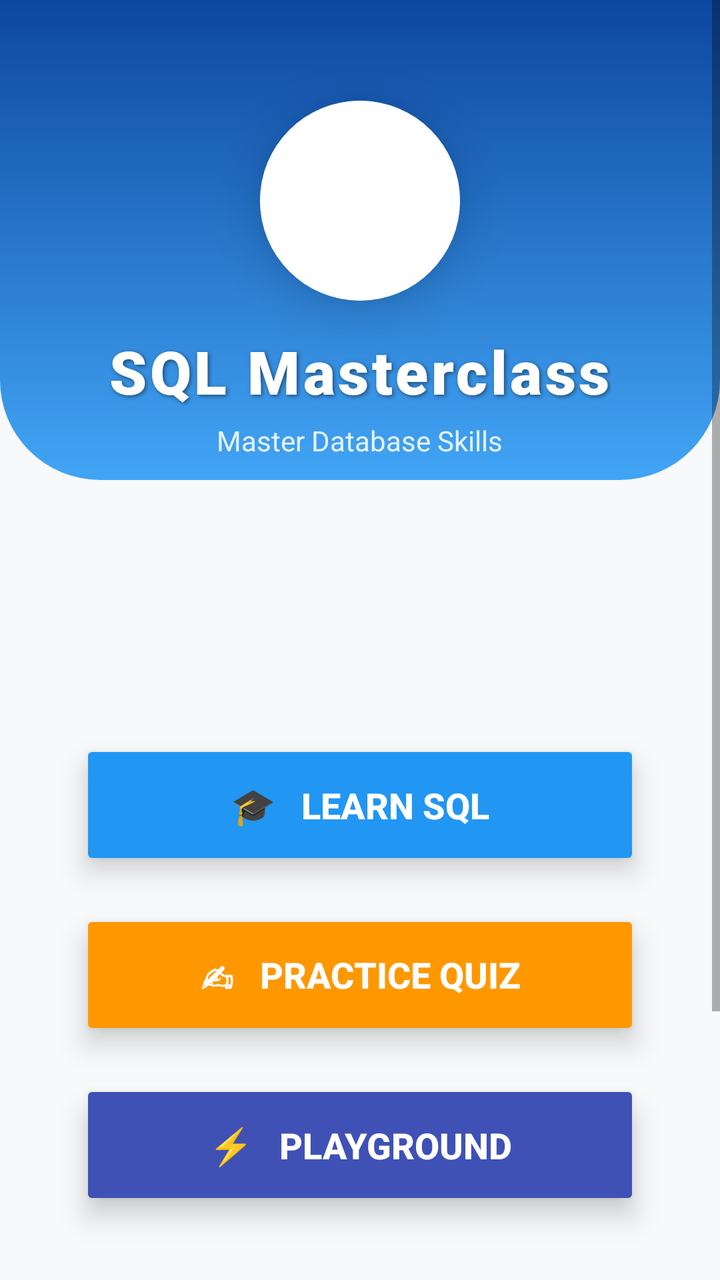
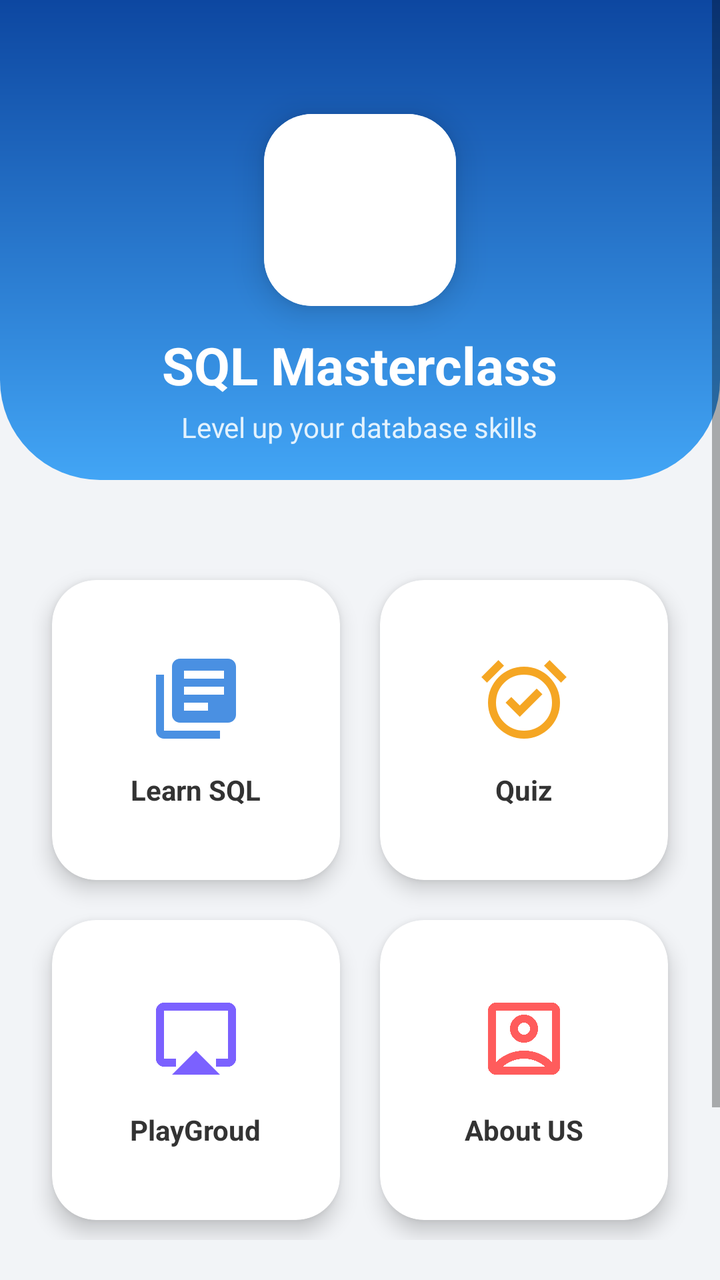

Two renders of the same Android screen: before a commit and after it. Below are the layout's source before the change and the commit's diff.
<!-- AndroidManifest.xml: application theme Theme.AppCompat.Light.NoActionBar -->
<!-- res/layout/activity_main.xml -->
<?xml version="1.0" encoding="utf-8"?>
<ScrollView xmlns:android="http://schemas.android.com/apk/res/android"
    xmlns:app="http://schemas.android.com/apk/res-auto"
    android:layout_width="match_parent"
    android:layout_height="match_parent"
    android:background="#F8F9FA"
    android:fillViewport="true"
    android:fitsSystemWindows="true">

    <LinearLayout
        android:layout_width="match_parent"
        android:layout_height="wrap_content"
        android:orientation="vertical"
        android:gravity="center_horizontal"
        android:paddingBottom="40dp">

        <FrameLayout
            android:layout_width="match_parent"
            android:layout_height="280dp"
            android:layout_marginBottom="30dp">

            <View
                android:layout_width="match_parent"
                android:layout_height="240dp"
                android:background="@drawable/bg_header_gradient" />

            <LinearLayout
                android:layout_width="match_parent"
                android:layout_height="match_parent"
                android:orientation="vertical"
                android:gravity="center">

                <androidx.cardview.widget.CardView
                    android:layout_width="100dp"
                    android:layout_height="100dp"
                    app:cardCornerRadius="50dp"
                    app:cardElevation="15dp"
                    android:layout_marginBottom="15dp">

                    <ImageView
                        android:layout_width="match_parent"
                        android:layout_height="match_parent"
                        android:src="@mipmap/ic_launcher"
                        android:background="#FFFFFF"
                        android:padding="15dp"/>
                </androidx.cardview.widget.CardView>

                <TextView
                    android:layout_width="wrap_content"
                    android:layout_height="wrap_content"
                    android:text="SQL Masterclass"
                    android:textSize="30sp"
                    android:fontFamily="sans-serif-black"
                    android:textStyle="bold"
                    android:textColor="#FFFFFF"
                    android:letterSpacing="0.05"
                    android:shadowColor="#80000000"
                    android:shadowDx="2"
                    android:shadowDy="2"
                    android:shadowRadius="5"/>

                <TextView
                    android:layout_width="wrap_content"
                    android:layout_height="wrap_content"
                    android:text="Master Database Skills"
                    android:textColor="#E3F2FD"
                    android:textSize="14sp"
                    android:layout_marginTop="5dp"/>
            </LinearLayout>
        </FrameLayout>

        <LinearLayout
            android:id="@+id/buttonContainer"
            android:layout_width="match_parent"
            android:layout_height="wrap_content"
            android:layout_marginTop="60dp"
            android:animateLayoutChanges="true"
            android:gravity="center"
            android:orientation="vertical">

            <Button
                android:id="@+id/btnLearn"
                android:layout_width="280dp"
                android:layout_height="65dp"
                android:layout_marginBottom="20dp"
                android:backgroundTint="#2196F3"
                android:elevation="8dp"
                android:stateListAnimator="@null"
                android:text="🎓   Learn SQL"
                android:textColor="#FFFFFF"
                android:textSize="18sp"
                android:textStyle="bold"
                app:cornerRadius="32dp" />

            <Button
                android:id="@+id/btnPractice"
                android:layout_width="280dp"
                android:layout_height="65dp"
                android:layout_marginBottom="20dp"
                android:backgroundTint="#FF9800"
                android:elevation="8dp"
                android:stateListAnimator="@null"
                android:text="✍   Practice Quiz"
                android:textColor="#FFFFFF"
                android:textSize="18sp"
                android:textStyle="bold"
                app:cornerRadius="32dp" />

            <Button
                android:id="@+id/btnPlayground"
                android:layout_width="280dp"
                android:layout_height="65dp"
                android:layout_marginBottom="30dp"
                android:backgroundTint="#3F51B5"
                android:elevation="8dp"
                android:stateListAnimator="@null"
                android:text="⚡   Playground"
                android:textColor="#FFFFFF"
                android:textSize="18sp"
                android:textStyle="bold"
                app:cornerRadius="32dp" />

            <Button
                android:id="@+id/btnAbout"
                android:layout_width="220dp"
                android:layout_height="55dp"
                android:backgroundTint="#FFE8CC"
                android:elevation="4dp"
                android:stateListAnimator="@null"
                android:text="ℹ️  About Us"
                android:textColor="#BF360C"
                android:textSize="17sp"
                android:textStyle="bold"
                app:cornerRadius="28dp"
                app:strokeColor="#FFE0B2"
                app:strokeWidth="2dp" />

            <ImageView
                android:layout_width="120dp"
                android:layout_height="40dp"
                android:layout_marginTop="40dp"
                android:alpha="0.85"
                android:contentDescription="MU Logo"
                android:src="@drawable/mu_logo" />


        </LinearLayout>

    </LinearLayout>
</ScrollView>
<!-- resources referenced by this layout -->
<resources>
  <!-- unchanged entries left out for length: 3 -->
</resources>

<!-- the commit's change to res/layout/activity_main.xml (unified diff, before → after) -->
@@ -3,21 +3,18 @@
     xmlns:app="http://schemas.android.com/apk/res-auto"
     android:layout_width="match_parent"
     android:layout_height="match_parent"
-    android:background="#F8F9FA"
-    android:fillViewport="true"
-    android:fitsSystemWindows="true">
+    android:background="#F2F4F7"
+    android:fillViewport="true">
 
     <LinearLayout
         android:layout_width="match_parent"
-        android:layout_height="wrap_content"
-        android:orientation="vertical"
-        android:gravity="center_horizontal"
-        android:paddingBottom="40dp">
-
+        android:layout_height="match_parent"
+        android:orientation="vertical">
+
+        
         <FrameLayout
             android:layout_width="match_parent"
-            android:layout_height="280dp"
-            android:layout_marginBottom="30dp">
+            android:layout_height="280dp">
 
             <View
                 android:layout_width="match_parent"
@@ -27,124 +24,202 @@
             <LinearLayout
                 android:layout_width="match_parent"
                 android:layout_height="match_parent"
-                android:orientation="vertical"
-                android:gravity="center">
+                android:gravity="center"
+                android:orientation="vertical">
 
                 <androidx.cardview.widget.CardView
-                    android:layout_width="100dp"
-                    android:layout_height="100dp"
-                    app:cardCornerRadius="50dp"
-                    app:cardElevation="15dp"
-                    android:layout_marginBottom="15dp">
+                    android:layout_width="96dp"
+                    android:layout_height="96dp"
+                    android:layout_marginBottom="12dp"
+                    app:cardCornerRadius="24dp"
+                    app:cardElevation="10dp">
 
                     <ImageView
                         android:layout_width="match_parent"
                         android:layout_height="match_parent"
+                        android:padding="14dp"
+                        android:scaleType="centerInside"
                         android:src="@mipmap/ic_launcher"
-                        android:background="#FFFFFF"
-                        android:padding="15dp"/>
+                        android:background="#FFFFFF"/>
                 </androidx.cardview.widget.CardView>
 
                 <TextView
                     android:layout_width="wrap_content"
                     android:layout_height="wrap_content"
                     android:text="SQL Masterclass"
-                    android:textSize="30sp"
-                    android:fontFamily="sans-serif-black"
-                    android:textStyle="bold"
                     android:textColor="#FFFFFF"
-                    android:letterSpacing="0.05"
-                    android:shadowColor="#80000000"
-                    android:shadowDx="2"
-                    android:shadowDy="2"
-                    android:shadowRadius="5"/>
+                    android:textSize="26sp"
+                    android:textStyle="bold"/>
 
                 <TextView
                     android:layout_width="wrap_content"
                     android:layout_height="wrap_content"
-                    android:text="Master Database Skills"
+                    android:text="Level up your database skills"
                     android:textColor="#E3F2FD"
                     android:textSize="14sp"
-                    android:layout_marginTop="5dp"/>
+                    android:layout_marginTop="4dp"/>
             </LinearLayout>
         </FrameLayout>
 
-        <LinearLayout
-            android:id="@+id/buttonContainer"
+        
+
+        
+
+        <GridLayout
             android:layout_width="match_parent"
             android:layout_height="wrap_content"
-            android:layout_marginTop="60dp"
-            android:animateLayoutChanges="true"
-            android:gravity="center"
-            android:orientation="vertical">
-
-            <Button
+            android:layout_marginHorizontal="16dp"
+            android:columnCount="2">
+
+
+        
+            <androidx.cardview.widget.CardView
+                android:layout_width="0dp"
                 android:id="@+id/btnLearn"
-                android:layout_width="280dp"
-                android:layout_height="65dp"
-                android:layout_marginBottom="20dp"
-                android:backgroundTint="#2196F3"
-                android:elevation="8dp"
-                android:stateListAnimator="@null"
-                android:text="🎓   Learn SQL"
-                android:textColor="#FFFFFF"
-                android:textSize="18sp"
-                android:textStyle="bold"
-                app:cornerRadius="32dp" />
-
-            <Button
+                android:layout_height="150dp"
+                android:layout_columnWeight="1"
+                android:layout_margin="10dp"
+                app:cardCornerRadius="22dp"
+                app:cardElevation="6dp">
+
+                <LinearLayout
+                    android:layout_width="match_parent"
+                    android:layout_height="match_parent"
+                    android:gravity="center"
+                    android:orientation="vertical">
+
+                    <ImageView
+                        android:layout_width="48dp"
+                        android:layout_height="48dp"
+                        android:src="@drawable/ic_learn"
+                        android:tint="#4A90E2" />
+
+                    <TextView
+                        android:layout_width="wrap_content"
+                        android:layout_height="wrap_content"
+                        android:layout_marginTop="12dp"
+                        android:text="Learn SQL"
+                        android:textSize="14sp"
+                        android:textStyle="bold"
+                        android:textColor="#333333"
+                        android:gravity="center"/>
+                </LinearLayout>
+            </androidx.cardview.widget.CardView>
+
+            
+            <androidx.cardview.widget.CardView
+                android:layout_width="0dp"
                 android:id="@+id/btnPractice"
-                android:layout_width="280dp"
-                android:layout_height="65dp"
-                android:layout_marginBottom="20dp"
-                android:backgroundTint="#FF9800"
-                android:elevation="8dp"
-                android:stateListAnimator="@null"
-                android:text="✍   Practice Quiz"
-                android:textColor="#FFFFFF"
-                android:textSize="18sp"
-                android:textStyle="bold"
-                app:cornerRadius="32dp" />
-
-            <Button
+                android:layout_height="150dp"
+                android:layout_columnWeight="1"
+                android:layout_margin="10dp"
+                app:cardCornerRadius="22dp"
+                app:cardElevation="6dp">
+
+                <LinearLayout
+                    android:layout_width="match_parent"
+                    android:layout_height="match_parent"
+                    android:gravity="center"
+                    android:orientation="vertical">
+
+                    <ImageView
+                        android:layout_width="48dp"
+                        android:layout_height="48dp"
+                        android:src="@drawable/ic_quiz"
+                        android:tint="#F5A623"/>
+
+                    <TextView
+                        android:layout_width="wrap_content"
+                        android:layout_height="wrap_content"
+                        android:layout_marginTop="12dp"
+                        android:text="Quiz"
+                        android:textSize="14sp"
+                        android:textStyle="bold"
+                        android:textColor="#333333"
+                        android:gravity="center"/>
+                </LinearLayout>
+            </androidx.cardview.widget.CardView>
+
+            
+            <androidx.cardview.widget.CardView
+                android:layout_width="0dp"
                 android:id="@+id/btnPlayground"
-                android:layout_width="280dp"
-                android:layout_height="65dp"
-                android:layout_marginBottom="30dp"
-                android:backgroundTint="#3F51B5"
-                android:elevation="8dp"
-                android:stateListAnimator="@null"
-                android:text="⚡   Playground"
-                android:textColor="#FFFFFF"
-                android:textSize="18sp"
-                android:textStyle="bold"
-                app:cornerRadius="32dp" />
-
-            <Button
+                android:layout_height="150dp"
+                android:layout_columnWeight="1"
+                android:layout_margin="10dp"
+                app:cardCornerRadius="22dp"
+                app:cardElevation="6dp">
+
+                <LinearLayout
+                    android:layout_width="match_parent"
+                    android:layout_height="match_parent"
+                    android:gravity="center"
+                    android:orientation="vertical">
+
+                    <ImageView
+                        android:layout_width="48dp"
+                        android:layout_height="48dp"
+                        android:src="@drawable/ic_playground"
+                        android:tint="#7B61FF"/>
+
+                    <TextView
+                    android:layout_width="wrap_content"
+                    android:layout_height="wrap_content"
+                    android:layout_marginTop="12dp"
+                    android:text="PlayGroud"
+                    android:textSize="14sp"
+                    android:textStyle="bold"
+                    android:textColor="#333333"
+                    android:gravity="center"/>
+                </LinearLayout>
+            </androidx.cardview.widget.CardView>
+
+            
+            <androidx.cardview.widget.CardView
+                android:layout_width="0dp"
                 android:id="@+id/btnAbout"
-                android:layout_width="220dp"
-                android:layout_height="55dp"
-                android:backgroundTint="#FFE8CC"
-                android:elevation="4dp"
-                android:stateListAnimator="@null"
-                android:text="ℹ️  About Us"
-                android:textColor="#BF360C"
-                android:textSize="17sp"
-                android:textStyle="bold"
-                app:cornerRadius="28dp"
-                app:strokeColor="#FFE0B2"
-                app:strokeWidth="2dp" />
-
-            <ImageView
-                android:layout_width="120dp"
-                android:layout_height="40dp"
-                android:layout_marginTop="40dp"
-                android:alpha="0.85"
-                android:contentDescription="MU Logo"
-                android:src="@drawable/mu_logo" />
-
-
-        </LinearLayout>
-
+                android:layout_height="150dp"
+                android:layout_columnWeight="1"
+                android:layout_margin="10dp"
+                app:cardCornerRadius="22dp"
+                app:cardElevation="6dp">
+
+                <LinearLayout
+                    android:layout_width="match_parent"
+                    android:layout_height="match_parent"
+                    android:gravity="center"
+                    android:orientation="vertical">
+
+                    <ImageView
+                        android:layout_width="48dp"
+                        android:layout_height="48dp"
+                        android:src="@drawable/ic_info"
+                        android:tint="#FF5C5C"/>
+
+                    <TextView
+                        android:layout_width="wrap_content"
+                        android:layout_height="wrap_content"
+                        android:layout_marginTop="12dp"
+                        android:text="About US"
+                        android:textSize="14sp"
+                        android:textStyle="bold"
+                        android:textColor="#333333"
+                        android:gravity="center"/>
+                </LinearLayout>
+            </androidx.cardview.widget.CardView>
+
+        </GridLayout>
+
+        <View
+            android:layout_width="match_parent"
+            android:layout_height="0dp"
+            android:layout_weight="1"/>
+        <ImageView
+            android:layout_width="150dp"
+            android:layout_height="56dp"
+            android:layout_gravity="center"
+            android:layout_marginTop="36dp"
+            android:layout_marginBottom="28dp"
+            android:src="@drawable/mu_logo" />
     </LinearLayout>
 </ScrollView>
<!-- resource entries referenced after the edit -->
@@ -1,5 +1,29 @@
 <!-- resources referenced by this layout -->
 <resources>
+  <!-- drawable ic_info (drawable) -->
+  <vector xmlns:android="http://schemas.android.com/apk/res/android" android:height="24dp" android:tint="#151001" android:viewportHeight="960" android:viewportWidth="960" android:width="24dp">
+        
+      <path android:fillColor="@android:color/white" android:pathData="M200,714Q254,661 325.5,630.5Q397,600 480,600Q563,600 634.5,630.5Q706,661 760,714L760,200Q760,200 760,200Q760,200 760,200L200,200Q200,200 200,200Q200,200 200,200L200,714ZM480,520Q538,520 579,479Q620,438 620,380Q620,322 579,281Q538,240 480,240Q422,240 381,281Q340,322 340,380Q340,438 381,479Q422,520 480,520ZM200,840Q167,840 143.5,816.5Q120,793 120,760L120,200Q120,167 143.5,143.5Q167,120 200,120L760,120Q793,120 816.5,143.5Q840,167 840,200L840,760Q840,793 816.5,816.5Q793,840 760,840L200,840ZM269,760L691,760Q691,760 691,760Q691,760 691,760Q647,721 591.5,700.5Q536,680 480,680Q424,680 367.5,700.5Q311,721 269,760Q269,760 269,760Q269,760 269,760ZM480,440Q455,440 437.5,422.5Q420,405 420,380Q420,355 437.5,337.5Q455,320 480,320Q505,320 522.5,337.5Q540,355 540,380Q540,405 522.5,422.5Q505,440 480,440ZM480,457L480,457Q480,457 480,457Q480,457 480,457L480,457Q480,457 480,457Q480,457 480,457L480,457Q480,457 480,457Q480,457 480,457Q480,457 480,457Q480,457 480,457Z"/>
+      
+  </vector>
+  <!-- drawable ic_learn (drawable) -->
+  <vector xmlns:android="http://schemas.android.com/apk/res/android" android:autoMirrored="true" android:height="24dp" android:tint="#1E9767" android:viewportHeight="24" android:viewportWidth="24" android:width="24dp">
+        
+      <path android:fillColor="@android:color/white" android:pathData="M4,6L2,6v14c0,1.1 0.9,2 2,2h14v-2L4,20L4,6zM20,2L8,2c-1.1,0 -2,0.9 -2,2v12c0,1.1 0.9,2 2,2h12c1.1,0 2,-0.9 2,-2L22,4c0,-1.1 -0.9,-2 -2,-2zM19,11L9,11L9,9h10v2zM15,15L9,15v-2h6v2zM19,7L9,7L9,5h10v2z"/>
+      
+  </vector>
+  <!-- drawable ic_playground (drawable) -->
+  <vector xmlns:android="http://schemas.android.com/apk/res/android" android:height="24dp" android:tint="#E3A40D" android:viewportHeight="960" android:viewportWidth="960" android:width="24dp">
+        
+      <path android:fillColor="@android:color/white" android:pathData="M240,840L480,600L720,840L240,840ZM80,680L80,200Q80,167 103.5,143.5Q127,120 160,120L800,120Q833,120 856.5,143.5Q880,167 880,200L880,680Q880,713 856.5,736.5Q833,760 800,760L680,760L680,680L800,680Q800,680 800,680Q800,680 800,680L800,200Q800,200 800,200Q800,200 800,200L160,200Q160,200 160,200Q160,200 160,200L160,680Q160,680 160,680Q160,680 160,680L280,680L280,760L160,760Q127,760 103.5,736.5Q80,713 80,680ZM480,480L480,480L480,480Q480,480 480,480Q480,480 480,480L480,480Q480,480 480,480Q480,480 480,480L480,480Q480,480 480,480Q480,480 480,480L480,480Q480,480 480,480Q480,480 480,480L480,480L480,480L480,480Z"/>
+      
+  </vector>
+  <!-- drawable ic_quiz (drawable) -->
+  <vector xmlns:android="http://schemas.android.com/apk/res/android" android:height="24dp" android:tint="#C51C57" android:viewportHeight="960" android:viewportWidth="960" android:width="24dp">
+        
+      <path android:fillColor="@android:color/white" android:pathData="M438,662L664,436L607,379L438,548L353,463L296,520L438,662ZM480,880Q405,880 339.5,851.5Q274,823 225.5,774.5Q177,726 148.5,660.5Q120,595 120,520Q120,445 148.5,379.5Q177,314 225.5,265.5Q274,217 339.5,188.5Q405,160 480,160Q555,160 620.5,188.5Q686,217 734.5,265.5Q783,314 811.5,379.5Q840,445 840,520Q840,595 811.5,660.5Q783,726 734.5,774.5Q686,823 620.5,851.5Q555,880 480,880ZM480,520Q480,520 480,520Q480,520 480,520Q480,520 480,520Q480,520 480,520Q480,520 480,520Q480,520 480,520Q480,520 480,520Q480,520 480,520ZM224,94L280,150L110,320L54,264L224,94ZM736,94L906,264L850,320L680,150L736,94ZM480,800Q597,800 678.5,718.5Q760,637 760,520Q760,403 678.5,321.5Q597,240 480,240Q363,240 281.5,321.5Q200,403 200,520Q200,637 281.5,718.5Q363,800 480,800Z"/>
+      
+  </vector>
   <!-- unchanged entries left out for length: 3 -->
 </resources>
 
